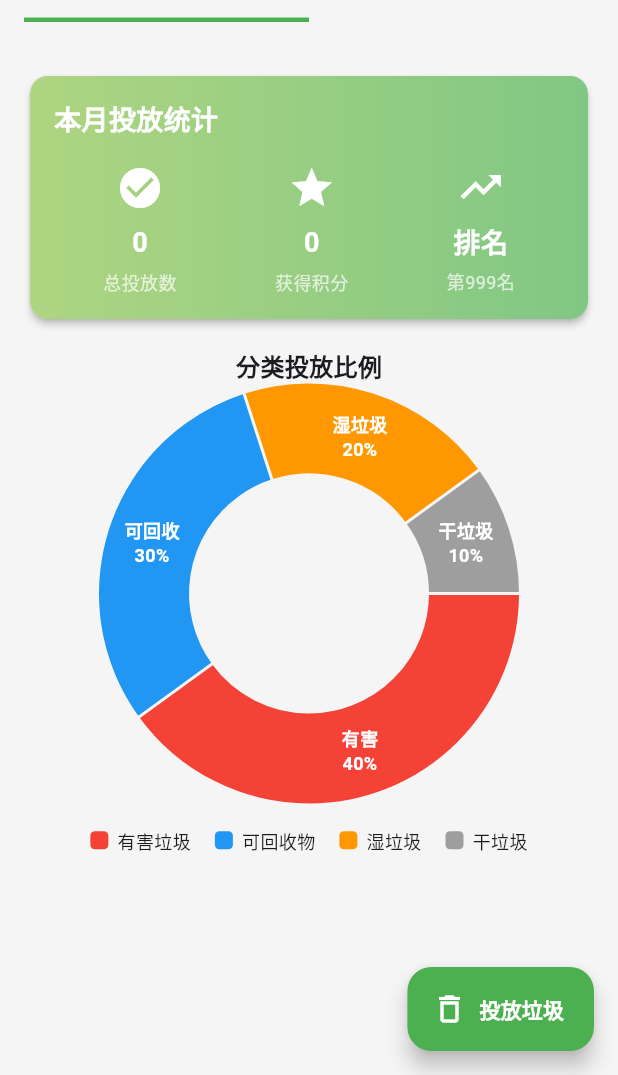
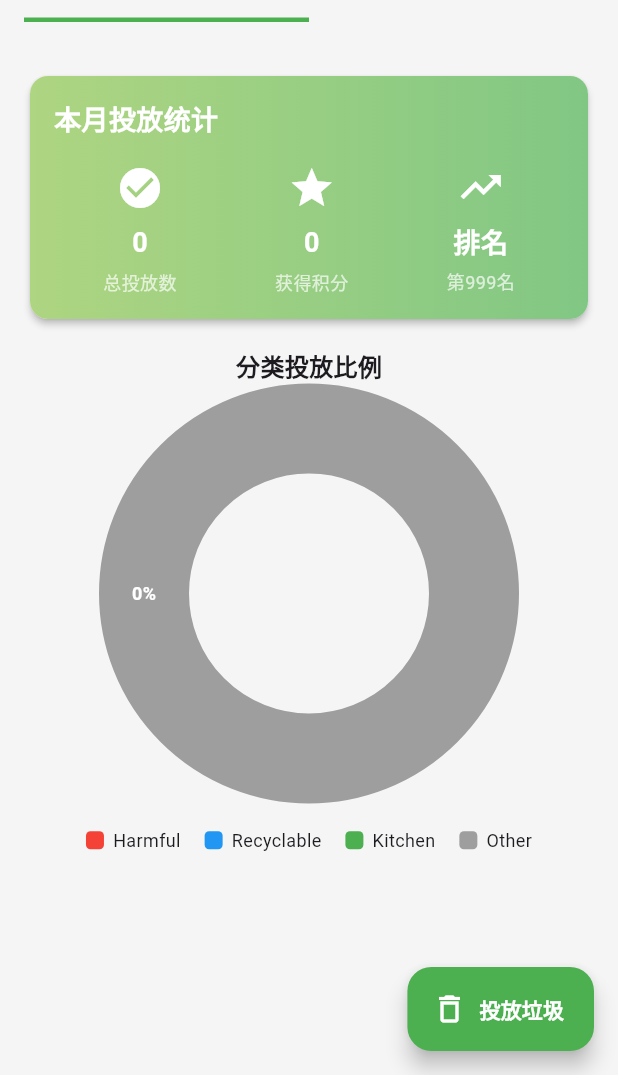
Before and after one commit to zsm3754/garbage_classification_app, a Flutter app: the RecordPage screen opened directly, on a phone screen of 412 x 824 dp, the part 161-1236 px from its top. Run offline on Flutter 3.47's test engine with Material 3 defaults, Android fonts, the light colour scheme and no system bars; drawn by our look-alikes of fl_chart; our stand-ins replace image_picker, lottie, shared_preferences; accounts and stored records are empty; network calls fail.

```diff
--- a/lib/providers/auth_provider.dart
+++ b/lib/providers/auth_provider.dart
@@ -139,6 +139,10 @@ class AuthProvider with ChangeNotifier {
         // Use user_id as token for now (since backend doesn't return a separate token)
         _token = backendData['user_id']?.toString() ?? "";
         _userInfo = backendData;
+        // Ensure username is saved in userInfo
+        if (_userInfo != null && _userInfo!['username'] == null) {
+          _userInfo!['username'] = username;
+        }
         _isAuthenticated = true;
 
         print('User Info: $_userInfo');
--- a/lib/screens/record/record_page.dart
+++ b/lib/screens/record/record_page.dart
@@ -49,6 +49,78 @@ class _RecordPageState extends State<RecordPage> {
         _isLoadingRecords = false;
       });
     }
+  }
+
+  // Calculate real category statistics from disposal records
+  Map<String, int> _calculateCategoryStatistics() {
+    Map<String, int> categoryCounts = {
+      '1': 0, // 1: 'can_recycle'
+      '2': 0, // 2: 'harmful'
+      '3': 0, // 3: 'kitchen'
+      '4': 0, // 4: 'other'
+    };
+
+    for (var record in _disposalRecords) {
+      int categoryId = record['category_id'] ?? 1;
+      categoryCounts[categoryId.toString()] = (categoryCounts[categoryId.toString()] ?? 0) + 1;
+    }
+
+    return categoryCounts;
+  }
+
+  // Build pie chart sections from real disposal records data
+  List<PieChartSectionData> _buildPieChartSections() {
+    final categoryStats = _calculateCategoryStatistics();
+    final totalCount = categoryStats.values.fold(0, (sum, count) => sum + count);
+
+    // If no records, return default data
+    if (totalCount == 0) {
+      return [
+        PieChartSectionData(
+          color: Colors.grey,
+          value: 1,
+          title: '0%',
+          radius: 60,
+          titleStyle: const TextStyle(
+            color: Colors.white,
+            fontWeight: FontWeight.bold,
+            fontSize: 12,
+          ),
+        ),
+      ];
+    }
+
+    final sections = <PieChartSectionData>[];
+
+    // Category mapping: id -> (name, color, display_name)
+    final categoryInfo = {
+      '1': ('Recyclable', Colors.blue, 'Recyclable'),
+      '2': ('Harmful', Colors.red, 'Harmful'),
+      '3': ('Kitchen', Colors.green, 'Kitchen'),
+      '4': ('Other', Colors.grey, 'Other'),
+    };
+
+    for (final entry in categoryStats.entries) {
+      final count = entry.value;
+      if (count > 0) {
+        final info = categoryInfo[entry.key]!;
+        final percentage = (count / totalCount * 100).round();
+
+        sections.add(PieChartSectionData(
+          color: info.$2,
+          value: count.toDouble(),
+          title: '${info.$3}\n${percentage}%',
+          radius: 60,
+          titleStyle: const TextStyle(
+            color: Colors.white,
+            fontWeight: FontWeight.bold,
+            fontSize: 12,
+          ),
+        ));
+      }
+    }
+
+    return sections;
   }
 
   @override
@@ -216,71 +288,26 @@ class _RecordPageState extends State<RecordPage> {
               style: TextStyle(fontSize: 16, fontWeight: FontWeight.bold),
             ),
           ),
-          // 饼图
+          // Pie chart
           SizedBox(
             height: 280,
             child: PieChart(
               PieChartData(
-                sections: [
-                  PieChartSectionData(
-                    color: Colors.red,
-                    value: 40,
-                    title: '有害\n40%',
-                    radius: 60,
-                    titleStyle: const TextStyle(
-                      color: Colors.white,
-                      fontWeight: FontWeight.bold,
-                      fontSize: 12,
-                    ),
-                  ),
-                  PieChartSectionData(
-                    color: Colors.blue,
-                    value: 30,
-                    title: '可回收\n30%',
-                    radius: 60,
-                    titleStyle: const TextStyle(
-                      color: Colors.white,
-                      fontWeight: FontWeight.bold,
-                      fontSize: 12,
-                    ),
-                  ),
-                  PieChartSectionData(
-                    color: Colors.orange,
-                    value: 20,
-                    title: '湿垃圾\n20%',
-                    radius: 60,
-                    titleStyle: const TextStyle(
-                      color: Colors.white,
-                      fontWeight: FontWeight.bold,
-                      fontSize: 12,
-                    ),
-                  ),
-                  PieChartSectionData(
-                    color: Colors.grey,
-                    value: 10,
-                    title: '干垃圾\n10%',
-                    radius: 60,
-                    titleStyle: const TextStyle(
-                      color: Colors.white,
-                      fontWeight: FontWeight.bold,
-                      fontSize: 12,
-                    ),
-                  ),
-                ],
+                sections: _buildPieChartSections(),
               ),
             ),
           ),
-          // 图例
+          // Legend
           Padding(
             padding: const EdgeInsets.all(16),
             child: Wrap(
               spacing: 16,
               runSpacing: 8,
               children: [
-                _buildLegendItem("有害垃圾", Colors.red),
-                _buildLegendItem("可回收物", Colors.blue),
-                _buildLegendItem("湿垃圾", Colors.orange),
-                _buildLegendItem("干垃圾", Colors.grey),
+                _buildLegendItem("Harmful", Colors.red),
+                _buildLegendItem("Recyclable", Colors.blue),
+                _buildLegendItem("Kitchen", Colors.green),
+                _buildLegendItem("Other", Colors.grey),
               ],
             ),
           ),
```
Also changed, not shown: lib/screens/home/home_page.dart (+123 -22 lines).
